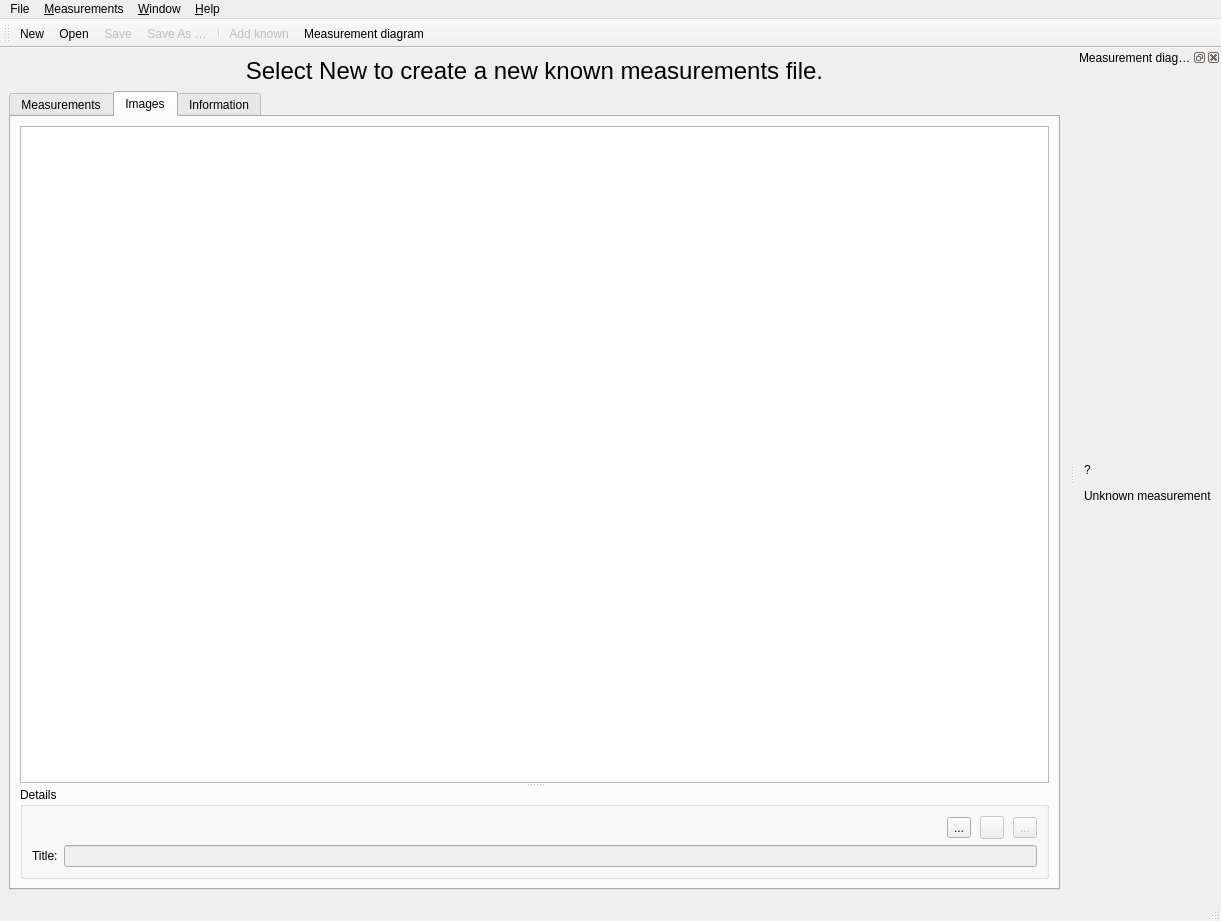
First picture: the form in src/app/tape/tkmmainwindow.ui, repository dismine/valentina, before the edit.
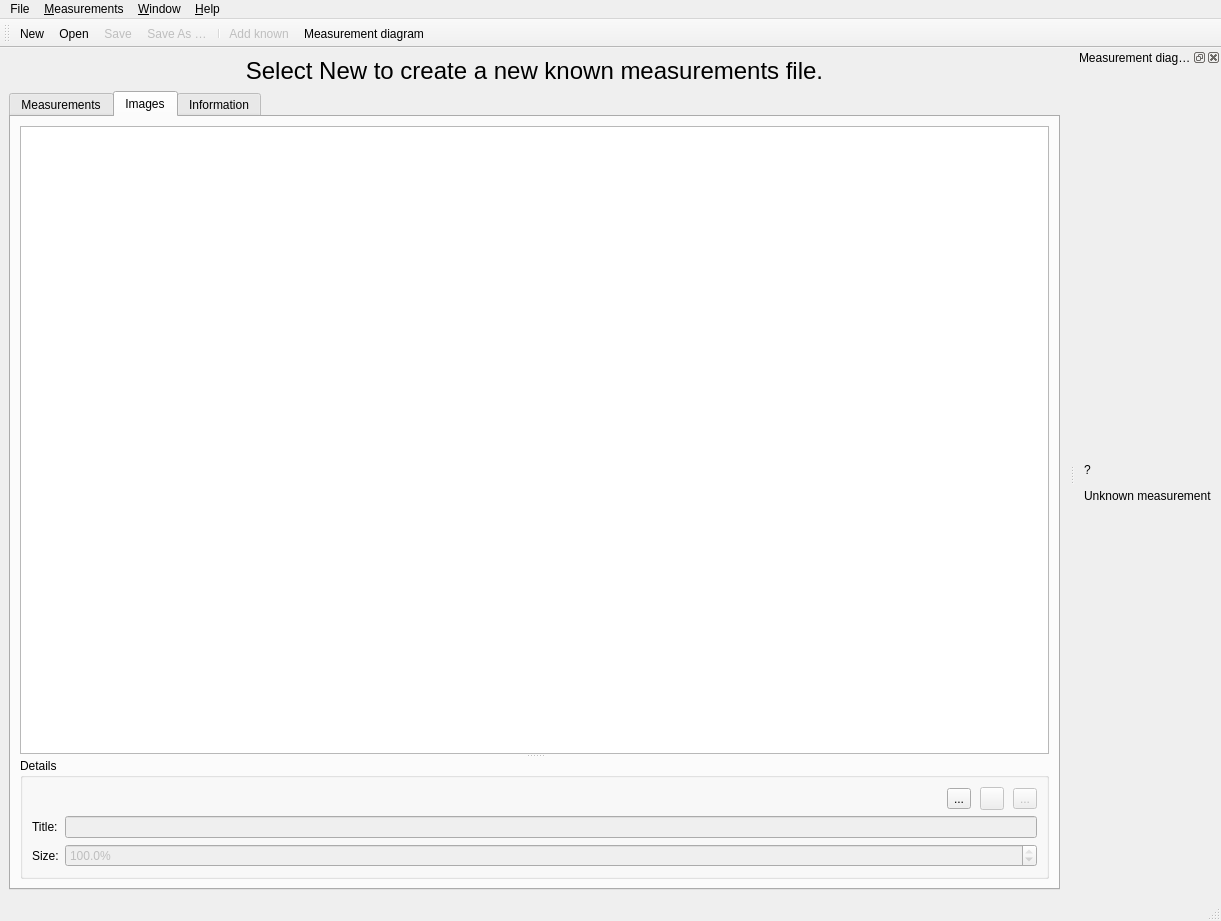
Second picture: the form after the edit. The open tabs and pages were chosen to show the change. Icons and pictures are not drawn. Custom widgets are drawn as their Qt base class.

Commit message: Better control over known measurement image size in description.

What changed in the file:
```diff
--- a/src/app/tape/tkmmainwindow.ui
+++ b/src/app/tape/tkmmainwindow.ui
@@ -812,6 +812,35 @@
               </property>
              </widget>
             </item>
+            <item row="2" column="0">
+             <widget class="QLabel" name="label_5">
+              <property name="text">
+               <string>Size:</string>
+              </property>
+             </widget>
+            </item>
+            <item row="2" column="1">
+             <widget class="QDoubleSpinBox" name="doubleSpinBoxImageSize">
+              <property name="enabled">
+               <bool>false</bool>
+              </property>
+              <property name="suffix">
+               <string notr="true">%</string>
+              </property>
+              <property name="decimals">
+               <number>1</number>
+              </property>
+              <property name="minimum">
+               <double>0.100000000000000</double>
+              </property>
+              <property name="maximum">
+               <double>100.000000000000000</double>
+              </property>
+              <property name="value">
+               <double>100.000000000000000</double>
+              </property>
+             </widget>
+            </item>
            </layout>
           </widget>
          </widget>
```
Left out of the diff: 39 changed lines with no effect on the pictures. The commit also changes 8 other files.
